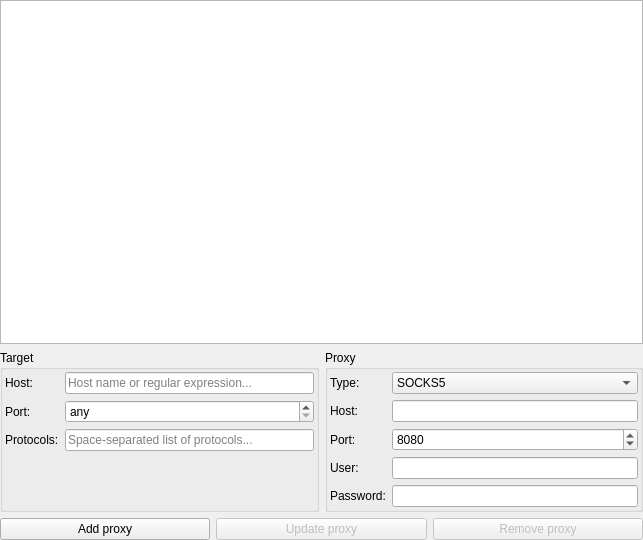
Qt form src/plugins/xproxy/proxiesconfigwidget.ui (0xd34df00d/leechcraft) before a commit.
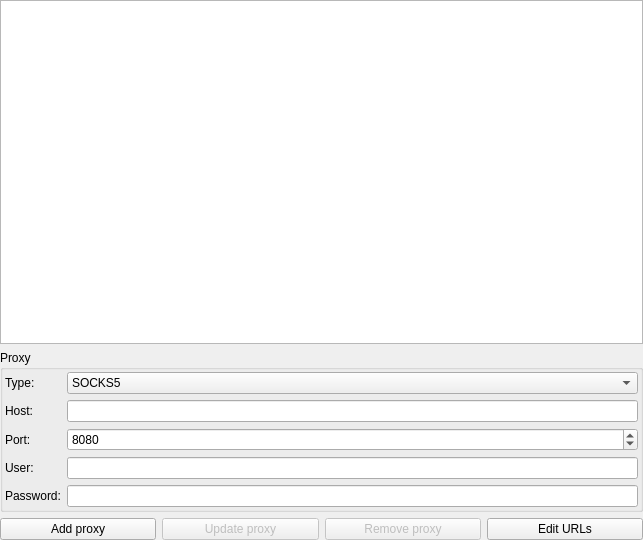
The same form after that commit.

Diff of the .ui file:
```diff
--- a/src/plugins/xproxy/proxiesconfigwidget.ui
+++ b/src/plugins/xproxy/proxiesconfigwidget.ui
@@ -22,72 +22,6 @@
    </item>
    <item>
     <layout class="QHBoxLayout" name="horizontalLayout">
-     <item>
-      <widget class="QGroupBox" name="groupBox">
-       <property name="title">
-        <string>Target</string>
-       </property>
-       <layout class="QFormLayout" name="formLayout">
-        <property name="fieldGrowthPolicy">
-         <enum>QFormLayout::AllNonFixedFieldsGrow</enum>
-        </property>
-        <property name="margin">
-         <number>2</number>
-        </property>
-        <item row="0" column="0">
-         <widget class="QLabel" name="label">
-          <property name="text">
-           <string>Host:</string>
-          </property>
-          <property name="buddy">
-           <cstring>TargetHost_</cstring>
-          </property>
-         </widget>
-        </item>
-        <item row="1" column="0">
-         <widget class="QLabel" name="label_2">
-          <property name="text">
-           <string>Port:</string>
-          </property>
-          <property name="buddy">
-           <cstring>TargetPort_</cstring>
-          </property>
-         </widget>
-        </item>
-        <item row="1" column="1">
-         <widget class="QSpinBox" name="TargetPort_">
-          <property name="specialValueText">
-           <string>any</string>
-          </property>
-          <property name="maximum">
-           <number>65535</number>
-          </property>
-         </widget>
-        </item>
-        <item row="2" column="0">
-         <widget class="QLabel" name="label_3">
-          <property name="text">
-           <string>Protocols:</string>
-          </property>
-         </widget>
-        </item>
-        <item row="0" column="1">
-         <widget class="QLineEdit" name="TargetHost_">
-          <property name="placeholderText">
-           <string>Host name or regular expression...</string>
-          </property>
-         </widget>
-        </item>
-        <item row="2" column="1">
-         <widget class="QLineEdit" name="TargetProto_">
-          <property name="placeholderText">
-           <string>Space-separated list of protocols...</string>
-          </property>
-         </widget>
-        </item>
-       </layout>
-      </widget>
-     </item>
      <item>
       <widget class="QGroupBox" name="groupBox_2">
        <property name="title">
@@ -235,6 +169,13 @@
        </property>
       </widget>
      </item>
+     <item>
+      <widget class="QPushButton" name="EditUrlsButton_">
+       <property name="text">
+        <string>Edit URLs</string>
+       </property>
+      </widget>
+     </item>
     </layout>
    </item>
   </layout>
```
Left out of the diff: 18 changed lines with no effect on the pictures.
